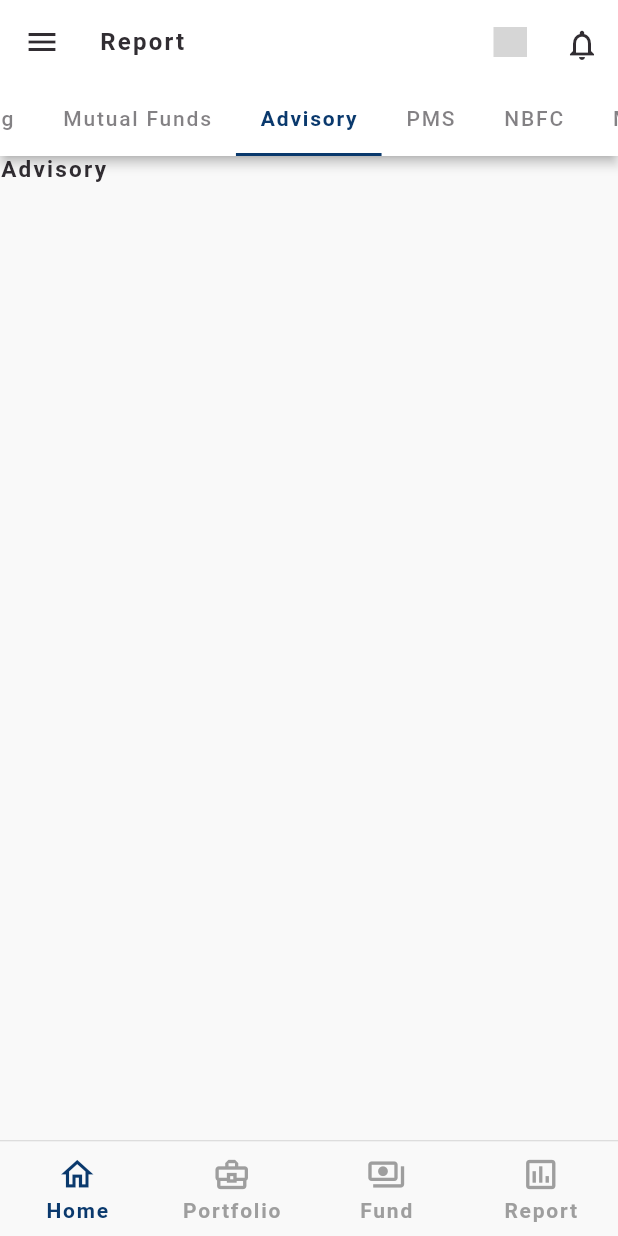
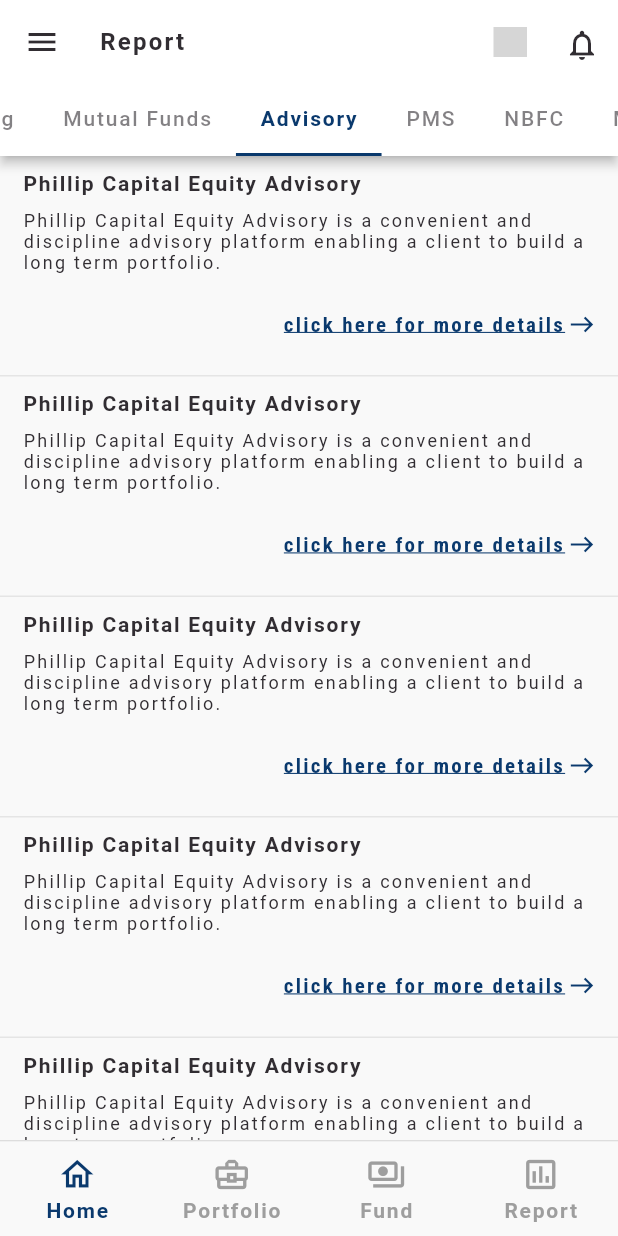
Before and after one commit to abdulrazakshaikh/phc, a Flutter app: the Report screen opened directly, tab 3 chosen, on a phone screen of 412 x 824 dp. Run offline on Flutter 3.47's test engine with Material 2 defaults, Android fonts, the phone set to English and light mode, and no system bars; our stand-ins replace flutter_svg, google_fonts; missing offline and left inert: dart:js; grey boxes are pictures that could not be loaded.

Commit message:
report advisory done

```diff
--- a/lib/report/report_advisory.dart
+++ b/lib/report/report_advisory.dart
@@ -10,26 +10,123 @@
 class _ReportAdvisoryState extends State<ReportAdvisory> {
 
 
+
+List tradingList = [
+  {
+    "id": "001",
+    "title" : "Phillip Capital Equity Advisory",
+    "description" : "Phillip Capital Equity Advisory is a convenient and discipline advisory platform enabling a client to build a long term portfolio.",
+  },
+  {
+    "id": "002",
+    "title" : "Phillip Capital Equity Advisory",
+    "description" : "Phillip Capital Equity Advisory is a convenient and discipline advisory platform enabling a client to build a long term portfolio.",
+  },
+  {
+    "id": "003",
+    "title" : "Phillip Capital Equity Advisory",
+    "description" : "Phillip Capital Equity Advisory is a convenient and discipline advisory platform enabling a client to build a long term portfolio.",
+  },
+  {
+    "id": "004",
+    "title" : "Phillip Capital Equity Advisory",
+    "description" : "Phillip Capital Equity Advisory is a convenient and discipline advisory platform enabling a client to build a long term portfolio.",
+  },
+  {
+    "id": "005",
+    "title" : "Phillip Capital Equity Advisory",
+    "description" : "Phillip Capital Equity Advisory is a convenient and discipline advisory platform enabling a client to build a long term portfolio.",
+  },
+  {
+    "id": "006",
+    "title" : "Phillip Capital Equity Advisory",
+    "description" : "Phillip Capital Equity Advisory is a convenient and discipline advisory platform enabling a client to build a long term portfolio.",
+  },
+];
+
   @override
   Widget build(BuildContext context) {
 
+    return ListView(
+      children: [
+        ListView.separated(
+            primary: false,
+            physics: NeverScrollableScrollPhysics(),
+            shrinkWrap: true,
+            itemCount: tradingList == null ? 0 : tradingList.length,
+            separatorBuilder: (BuildContext context, int index) {
               return Container(
+                decoration: BoxDecoration(
+                  border: Border(
+                    bottom: BorderSide(width: 1, color: Theme.of(context).dividerColor),
+                  )
+                ),
+              );
+            },
+            itemBuilder: (BuildContext context, int index) {
+              Map item = tradingList[index];
+              return Container(
+                padding: EdgeInsets.symmetric(horizontal : 15, vertical: 10),
                 child: Column(
                   children: [
                     Container(
                       alignment: Alignment.topLeft,
-          margin: EdgeInsets.only(bottom: 15),
-          child: Text('Advisory',
+                      margin: EdgeInsets.only(bottom: 10),
+                      child: Text('${item["title"]}',
                         style: GoogleFonts.roboto(
-            textStyle: Theme.of(context).textTheme.subtitle1,
+                          textStyle: Theme.of(context).textTheme.subtitle2,
                           fontWeight: FontWeight.bold,
+                          letterSpacing: 1.2,
+                        ),
+                      ),
+                    ),
+                    Container(
+                      margin: EdgeInsets.only(bottom: 10),
+                      child: Text('${item["description"]}',
+                      style: GoogleFonts.roboto(
+                        textStyle: Theme.of(context).textTheme.caption,
+                        fontWeight: FontWeight.w400,
                         letterSpacing: 1.5,
-            fontSize: 15
                       ),
+                      ),
+                    ),
+                    Container(
+                    child: Row(
+                    mainAxisAlignment: MainAxisAlignment.end,
+                    children: [
+                      TextButton(
+                        style: TextButton.styleFrom(
+                          primary: Theme.of(context).colorScheme.primary,
+                          padding: EdgeInsets.fromLTRB(0, 15, 0, 15),
+                        ),
+                        onPressed: () {},
+                        child: Row(
+                          children: [
+                            Text(
+                              'click here for more details',
+                              style: GoogleFonts.robotoCondensed(
+                                textStyle: Theme.of(context).textTheme.button,
+                                color: Theme.of(context).colorScheme.primary,
+                                fontSize: 14,
+                                fontWeight: FontWeight.bold,
+                                decoration: TextDecoration.underline,
+                              ),
+                            ),
+                            SizedBox(width: 3),
+                            Icon(Icons.east_outlined, size: 18,)
+                          ],
+                        )
+                      ),
+                    ],
                   ),
                   ),
                   ],
                 ),
               );
             }
+          ),
+      ],
+    );
+
   }
+}
--- a/lib/report/report_tradinglist.dart
+++ b/lib/report/report_tradinglist.dart
@@ -105,7 +105,13 @@
             shrinkWrap: true,
             itemCount: tradingList == null ? 0 : tradingList.length,
             separatorBuilder: (BuildContext context, int index) {
-              return Divider();
+              return Container(
+                decoration: BoxDecoration(
+                  border: Border(
+                    bottom: BorderSide(width: 1, color: Theme.of(context).dividerColor),
+                  )
+                ),
+              );
             },
             itemBuilder: (BuildContext context, int index) {
               Map item = tradingList[index];
```
Lines whose indentation alone changed are shown as unchanged.
